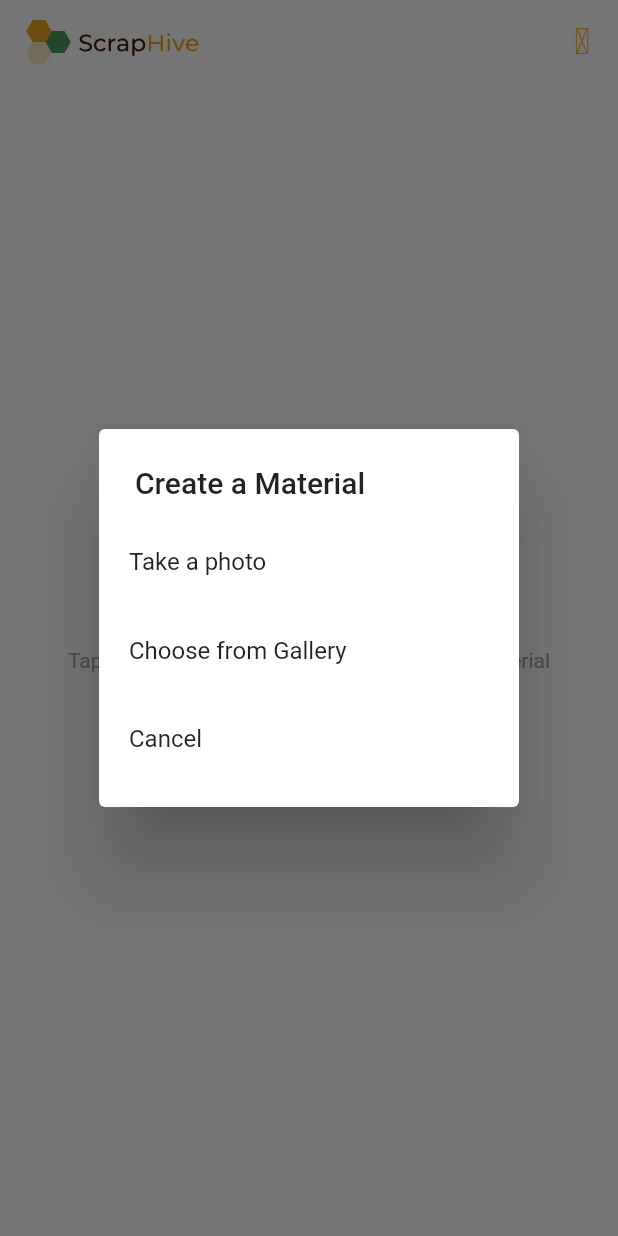
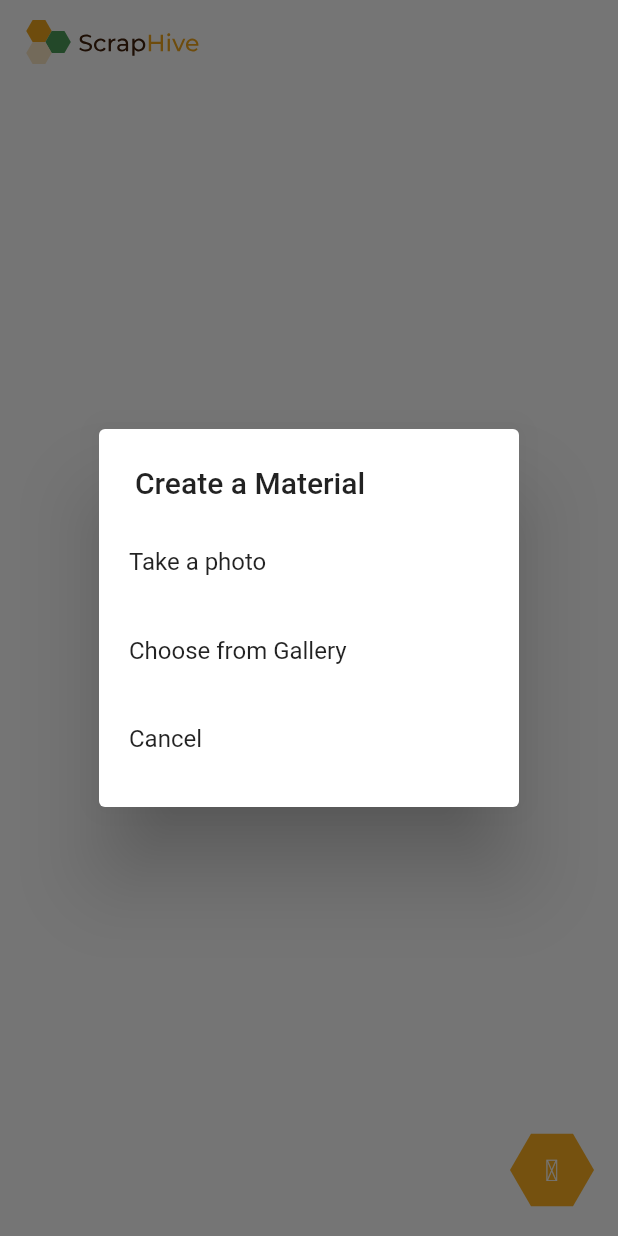
Before and after one commit to TaylaZ/ScrapHive, a Flutter app: the MaterialScreen screen opened directly, after a tap on an icon or button, on a phone screen of 412 x 824 dp. Run offline on Flutter 3.47's test engine with Material 2 defaults, Android fonts, the phone set to English and light mode, and no system bars; our stand-ins replace cloud_firestore, eva_icons_flutter, firebase_auth, firebase_core, firebase_storage, fluentui_system_icons and 8 more; accounts and stored records are empty; network calls fail.

Commit message:
Scrapbook remove pop, move add button

```diff
--- a/lib/screens/add_text_screen.dart
+++ b/lib/screens/add_text_screen.dart
@@ -9,7 +9,6 @@ import 'package:scraphive/widgets/edit_text.dart';
 import 'package:scraphive/widgets/hexagon_avatar.dart';
 import 'package:scraphive/widgets/hexagon_button.dart';
 import 'package:screenshot/screenshot.dart';
-import '../widgets/image_text.dart';
 
 class EditImageScreen extends StatefulWidget {
   const EditImageScreen({Key? key, required this.selectedImage})
@@ -180,7 +179,7 @@ class _EditImageScreenState extends EditImageViewModel {
 
   void rotateTextCounterClockwise() {
     setState(() {
-      final double radians = -30 * (3.14 / 180);
+      final double radians = -15 * (3.14 / 180);
       texts[currentIndex].rotation += radians;
     });
   }
--- a/lib/screens/materials_screen.dart
+++ b/lib/screens/materials_screen.dart
@@ -230,15 +230,7 @@ class _MaterialScreenState extends State<MaterialScreen> {
                 'assets/ScrapHive_Logo.svg',
                 height: 32,
               ),
-              actions: [
-                IconButton(
-                  icon: const Icon(
-                    EvaIcons.plus,
-                    color: amberColor,
-                  ),
-                  onPressed: () => _selectImage(context),
-                ),
-              ],
+              actions: [],
             ),
             body: Container(
               color: primaryColor,
@@ -278,13 +270,25 @@ class _MaterialScreenState extends State<MaterialScreen> {
                     } else {
                       return Center(
                         child: Text(
-                          'Tap the top right "plus" button to add a new material',
+                          'Tap the plus button to add a new material',
                           style: TextStyle(color: greyColor),
                         ),
                       );
                     }
                   },
                 ),
+              ),
+            ),
+            floatingActionButton: FloatingActionButton(
+              onPressed: () => _selectImage(context),
+              backgroundColor: Colors.transparent,
+              elevation: 0,
+              highlightElevation: 0,
+              child: HexagonIcon(
+                icon: EvaIcons.plus,
+                fillColor: amberColor,
+                iconColor: primaryColor,
+                iconSize: 20,
               ),
             ),
           )
--- a/lib/screens/search_screen.dart
+++ b/lib/screens/search_screen.dart
@@ -1,5 +1,3 @@
-import 'dart:ffi';
-
 import 'package:cloud_firestore/cloud_firestore.dart';
 import 'package:eva_icons_flutter/eva_icons_flutter.dart';
 import 'package:firebase_core/firebase_core.dart';
```
Also changed, not shown: lib/screens/add_post_screen.dart (+8 -5 lines), lib/screens/feed_screen.dart (+23 -3 lines), lib/screens/image_view_screen.dart (+0 -24 lines), lib/screens/scrapbook_screen.dart (+17 -51 lines), lib/widgets/edit_text.dart (+21 -12 lines), lib/widgets/image_text.dart (deleted, +0 -24 lines).
